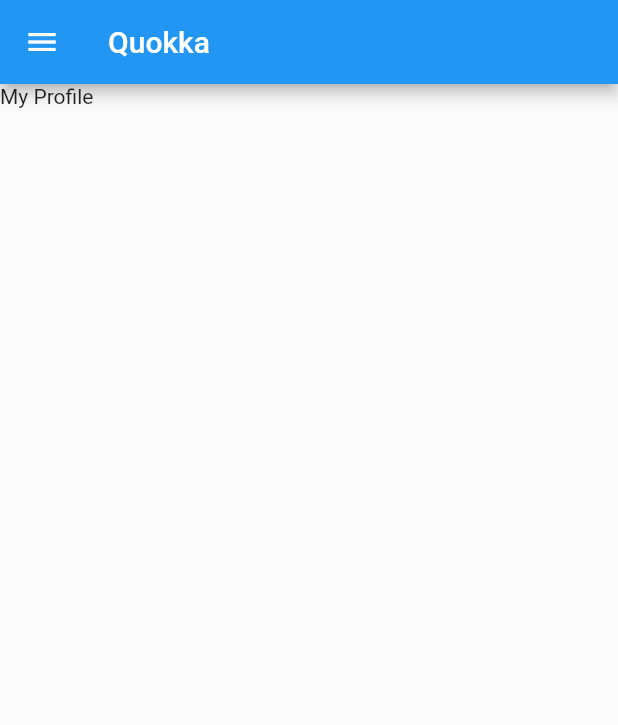
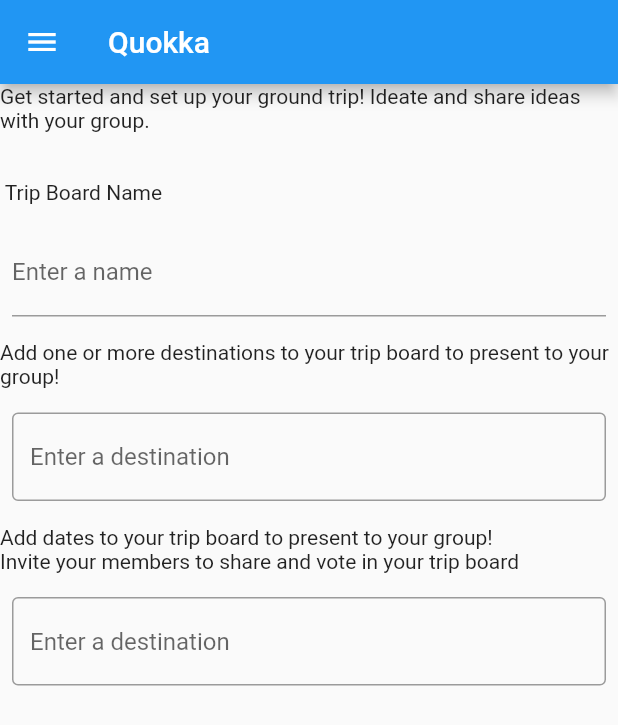
Before and after one commit to marimuq/DECO3500, a Flutter app: the screen it shows after launch, on a phone screen of 412 x 824 dp. Shown: the top 725 px of the screen. Run offline on Flutter 3.47's test engine with Material 2 defaults, Android fonts, the phone set to English and light mode, and no system bars.

Commit message:
trip board set up template

```diff
--- a/quokka_app/lib/main.dart
+++ b/quokka_app/lib/main.dart
@@ -12,7 +12,7 @@ class Quokka extends StatefulWidget {
 }
 
 class _QuokkaState extends State<Quokka> {
-  Widget mainWidget = Profile();
+  Widget mainWidget = Start();
 
   @override
   Widget build(BuildContext context) {
@@ -28,10 +28,10 @@ class _QuokkaState extends State<Quokka> {
               padding: EdgeInsets.zero,
               children: <Widget>[
                 ListTile(
-                  title: Text('My Profile'),
+                  title: Text('Getting Started'),
                   onTap: () {
                     setState(() {
-                      mainWidget = Profile();
+                      mainWidget = Start();
                     });
                     Navigator.pop(context);
                   },
@@ -55,11 +55,46 @@ class _QuokkaState extends State<Quokka> {
   }
 }
 
-class Profile extends StatelessWidget {
+class Start extends StatelessWidget {
   @override
   Widget build(BuildContext context) {
-    return Scaffold(
-      body: Text('My Profile'),
+    return Column(
+      crossAxisAlignment: CrossAxisAlignment.start,
+      children: <Widget>[
+        const Text(
+            'Get started and set up your ground trip! Ideate and share ideas with your group.\n\n\n Trip Board Name'),
+        Padding(
+          padding: const EdgeInsets.symmetric(horizontal: 8, vertical: 16),
+          child: TextFormField(
+            decoration: const InputDecoration(
+              border: UnderlineInputBorder(),
+              labelText: 'Enter a name',
+            ),
+          ),
+        ),
+        Text(
+            "Add one or more destinations to your trip board to present to your group!"),
+        Padding(
+          padding: EdgeInsets.symmetric(horizontal: 8, vertical: 16),
+          child: TextField(
+            decoration: InputDecoration(
+              border: OutlineInputBorder(),
+              hintText: 'Enter a destination',
+            ),
+          ),
+        ),
+        Text("Add dates to your trip board to present to your group!"),
+        Text("Invite your members to share and vote in your trip board"),
+        Padding(
+          padding: EdgeInsets.symmetric(horizontal: 8, vertical: 16),
+          child: TextField(
+            decoration: InputDecoration(
+              border: OutlineInputBorder(),
+              hintText: 'Enter a destination',
+            ),
+          ),
+        ),
+      ],
     );
   }
 }
@@ -263,6 +298,16 @@ class Destinations extends StatelessWidget {
                 ],
               ),
             ),
+            Row(
+              children: [
+                ElevatedButton(
+                  onPressed: () {
+                    // Perform some action
+                  },
+                  child: const Text('Add New Destinations'),
+                ),
+              ],
+            ),
           ],
         ),
       ),
```
